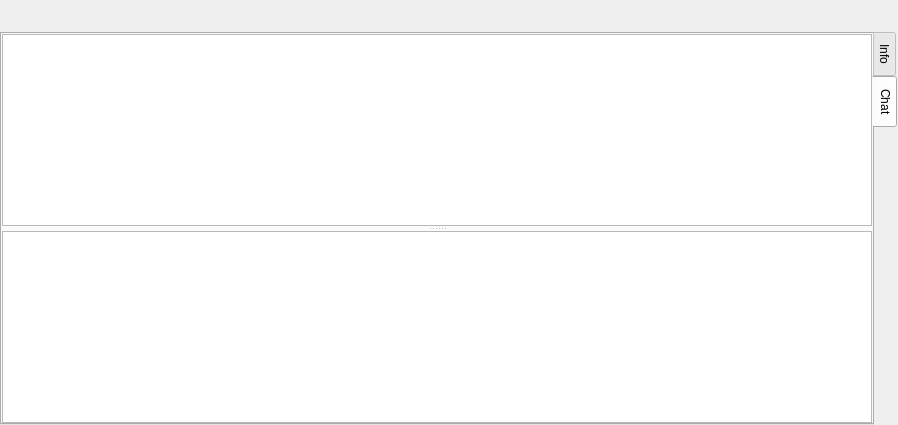
Above: AddressBook/ContactView.ui from InvictusInnovations/keyhotee before the change. Below: the same form after it.
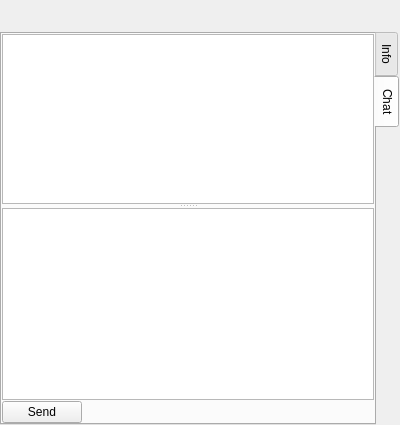
That is the form after the change. The open tabs and pages were chosen to show the change. Icons and pictures are not drawn. Custom widgets are drawn as their Qt base class.

Commit message: Added 'Send' button in the chat window

The edit to the form file:
```diff
--- a/AddressBook/ContactView.ui
+++ b/AddressBook/ContactView.ui
@@ -7,7 +7,7 @@
    <rect>
     <x>0</x>
     <y>0</y>
-    <width>898</width>
+    <width>400</width>
     <height>425</height>
    </rect>
   </property>
@@ -532,6 +532,38 @@
        <string>Chat</string>
       </attribute>
       <layout class="QGridLayout" name="gridLayout_3">
+       <property name="margin">
+        <number>0</number>
+       </property>
+       <property name="spacing">
+        <number>0</number>
+       </property>
+       <item row="1" column="0">
+        <widget class="QPushButton" name="sendButton">
+         <property name="sizePolicy">
+          <sizepolicy hsizetype="Fixed" vsizetype="Fixed">
+           <horstretch>0</horstretch>
+           <verstretch>0</verstretch>
+          </sizepolicy>
+         </property>
+         <property name="toolTip">
+          <string>Allows to send message
+Enter</string>
+         </property>
+         <property name="text">
+          <string>Send</string>
+         </property>
+        </widget>
+       </item>
+       <item row="0" column="0">
+        <widget class="QWidget" name="widget" native="true">
+         <property name="sizePolicy">
+          <sizepolicy hsizetype="Expanding" vsizetype="Expanding">
+           <horstretch>0</horstretch>
+           <verstretch>0</verstretch>
+          </sizepolicy>
+         </property>
+         <layout class="QGridLayout" name="gridLayout_7">
        <property name="leftMargin">
         <number>0</number>
        </property>
@@ -542,39 +574,18 @@
         <number>0</number>
        </property>
        <property name="bottomMargin">
-        <number>0</number>
+           <number>1</number>
        </property>
        <property name="spacing">
         <number>0</number>
        </property>
        <item row="0" column="0">
         <widget class="QSplitter" name="splitter">
-         <property name="enabled">
-          <bool>true</bool>
-         </property>
-         <property name="sizePolicy">
-          <sizepolicy hsizetype="Expanding" vsizetype="Expanding">
-           <horstretch>0</horstretch>
-           <verstretch>0</verstretch>
-          </sizepolicy>
-         </property>
-         <property name="frameShape">
-          <enum>QFrame::NoFrame</enum>
-         </property>
-         <property name="frameShadow">
-          <enum>QFrame::Plain</enum>
-         </property>
-         <property name="lineWidth">
-          <number>1</number>
-         </property>
          <property name="orientation">
           <enum>Qt::Vertical</enum>
          </property>
-         <property name="opaqueResize">
-          <bool>true</bool>
-         </property>
-         <property name="handleWidth">
-          <number>5</number>
+            <property name="childrenCollapsible">
+             <bool>false</bool>
          </property>
          <widget class="QTextBrowser" name="chat_conversation">
           <property name="sizePolicy">
@@ -589,6 +600,9 @@
        </item>
       </layout>
      </widget>
+       </item>
+      </layout>
+     </widget>
     </widget>
    </item>
   </layout>
```
Left out of the diff: 26 changed lines with no effect on the pictures. Lines whose indentation alone changed are shown as unchanged. The commit also changes 2 other files.
